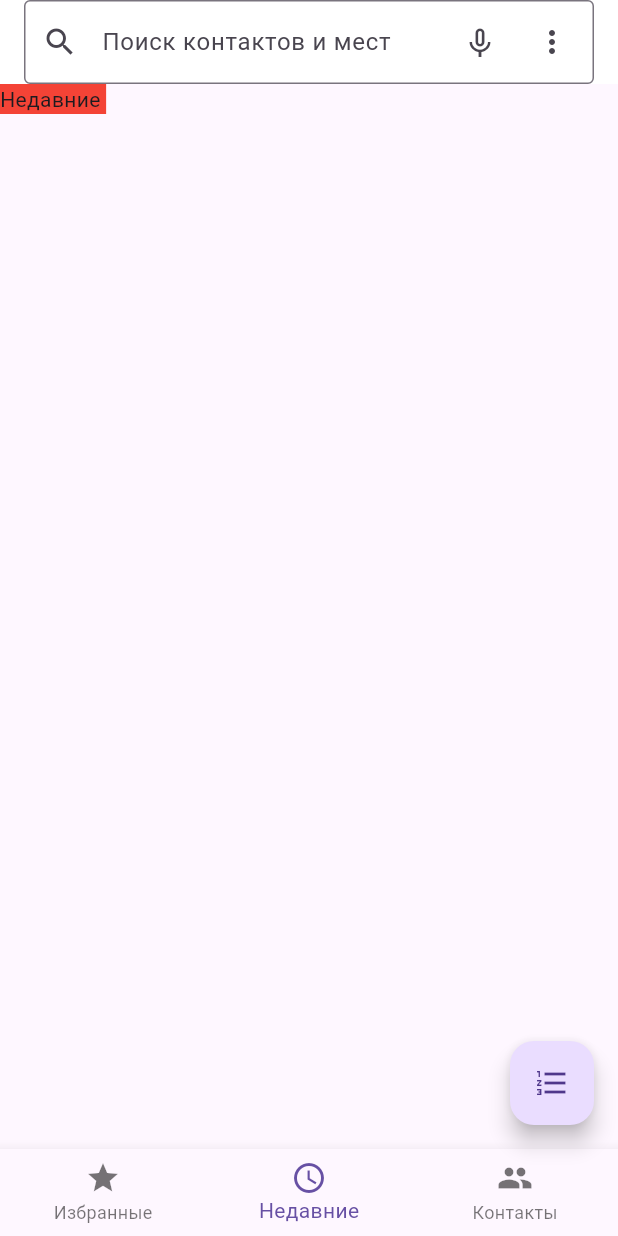
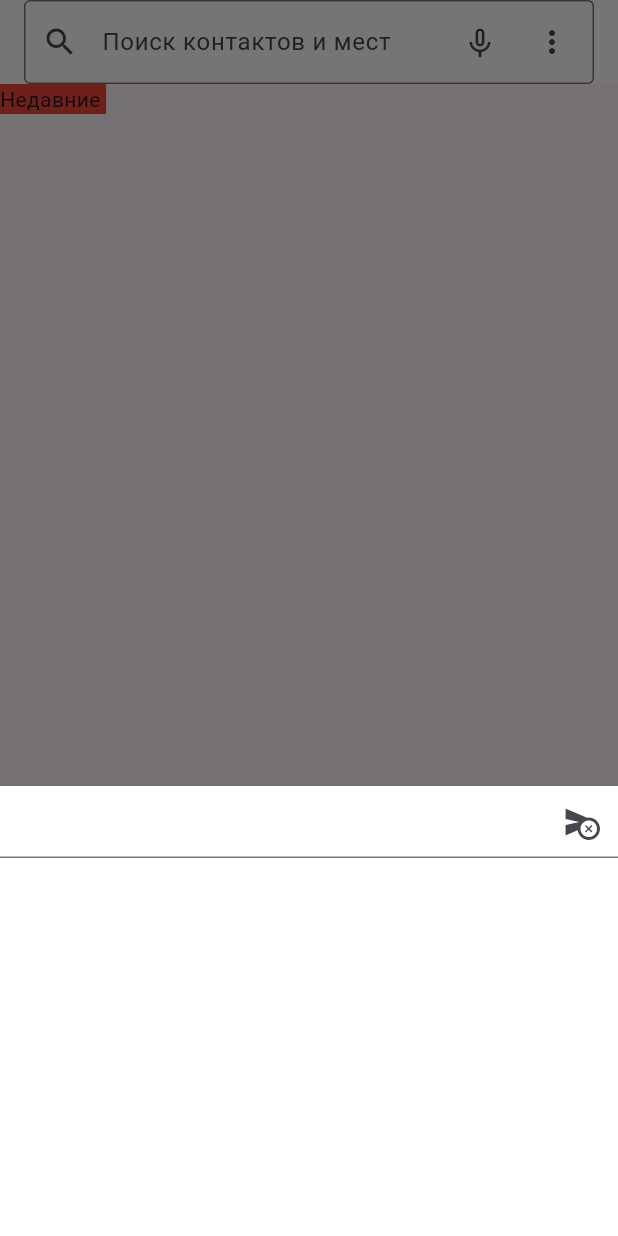
Before and after one commit to Inf1nityLab/lesson01, a Flutter app: the screen it shows after launch, item 2 of the bottom bar chosen, after a tap on the "format list numbered" icon, on a phone screen of 412 x 824 dp. Run offline on Flutter 3.47's test engine with Material 3 defaults, Android fonts, the light colour scheme and no system bars.

Commit message:
contact 1

```diff
--- a/lib/contacts/contactScreen.dart
+++ b/lib/contacts/contactScreen.dart
@@ -1,3 +1,5 @@
+import 'package:book/contacts/add_contact_screen.dart';
+import 'package:book/contacts/data/contact_model.dart';
 import 'package:flutter/material.dart';
 
 class ContactScreen extends StatelessWidget {
@@ -7,28 +9,33 @@ class ContactScreen extends StatelessWidget {
   Widget build(BuildContext context) {
     return Column(
       children: [
-        Padding(
-          padding: const EdgeInsets.only(left: 10),
+         Padding(
+          padding: EdgeInsets.only(left: 10),
           child: SizedBox(
             height: 70,
-            child: Row(
-              children: [
-                IconButton(onPressed: (){}, icon: const Icon(Icons.person_add_sharp),),
-                TextButton(onPressed: (){}, child: const Text('создать контакт'))
-              ],
+            child: InkWell(
+              onTap: (){
+                Navigator.push(context, MaterialPageRoute(builder: (context)=>const AddScreen()));
+              },
+              child: Row(
+                children: [
+                  Icon(Icons.person_add_sharp),
+                  Text('создать контакт'),
+                ],
+              ),
             ),
           ),
         ),
         Expanded(
           child: ListView.builder(
-              itemCount: 10,
+              itemCount: numbers.length,
               itemBuilder: (context, index) {
                 return ListTile(
                   leading: CircleAvatar(
                     backgroundColor: Colors.blue,
                     child: Text('$index'),
                   ),
-                  title: const Text('Baiastan'),
+                  title: Text('${numbers[index].name}'),
                 );
               }),
         )
--- a/lib/contacts/main_screen.dart
+++ b/lib/contacts/main_screen.dart
@@ -29,7 +29,14 @@ class _MainScreenState extends State<MainScreen> {
       ),
       body: screens.elementAt(_currentIndex),
       floatingActionButton: FloatingActionButton(
-        onPressed: () {},
+        onPressed: () {
+          showModalBottomSheet(
+            context: context,
+            builder: (builder) {
+              return _buildBottomSheetContent();
+            },
+          );
+        },
         child: const Icon(Icons.format_list_numbered_sharp),
       ),
       bottomNavigationBar: BottomNavigationBar(
@@ -51,4 +58,18 @@ class _MainScreenState extends State<MainScreen> {
       ),
     );
   }
+
+  Widget _buildBottomSheetContent() {
+    return Container(
+      height: 300,
+      color: Colors.white,
+      child:  TextField(
+        keyboardType: TextInputType.number,
+        decoration: InputDecoration(
+          suffixIcon: IconButton(onPressed: (){}, icon: const Icon(Icons.cancel_schedule_send))
+        ),
+      ),
+    );
+  }
+
 }
```
Also changed, not shown: lib/contacts/add_contact_screen.dart (added, +79 -0 lines), lib/contacts/data/contact_model.dart (added, +15 -0 lines).
